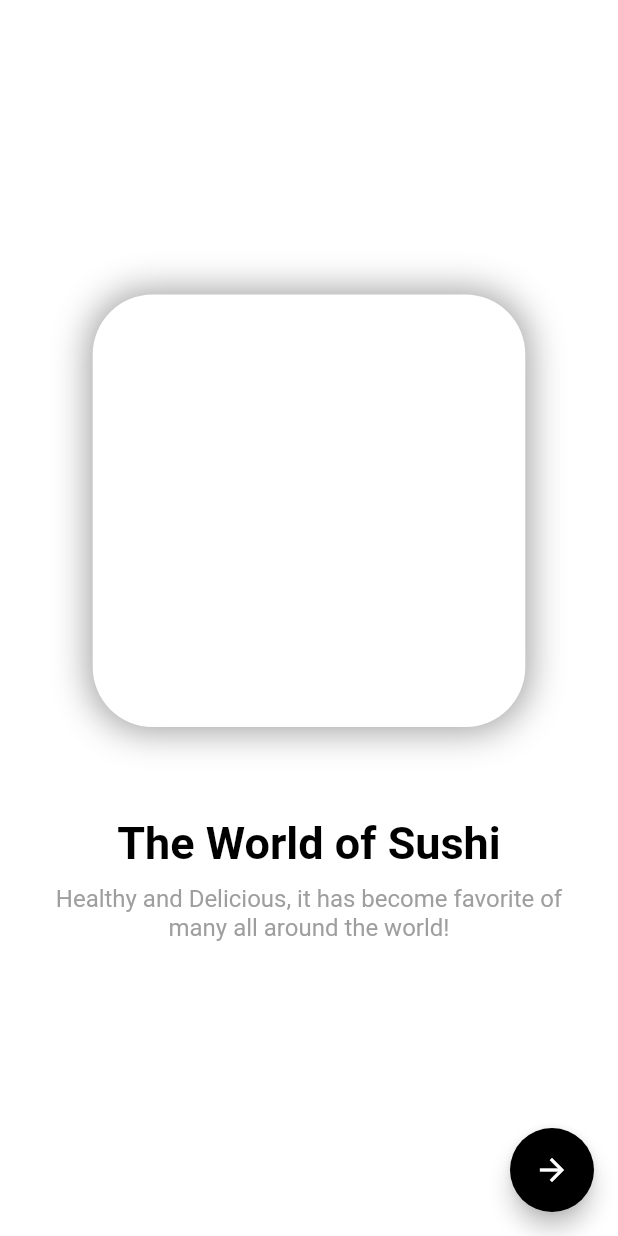
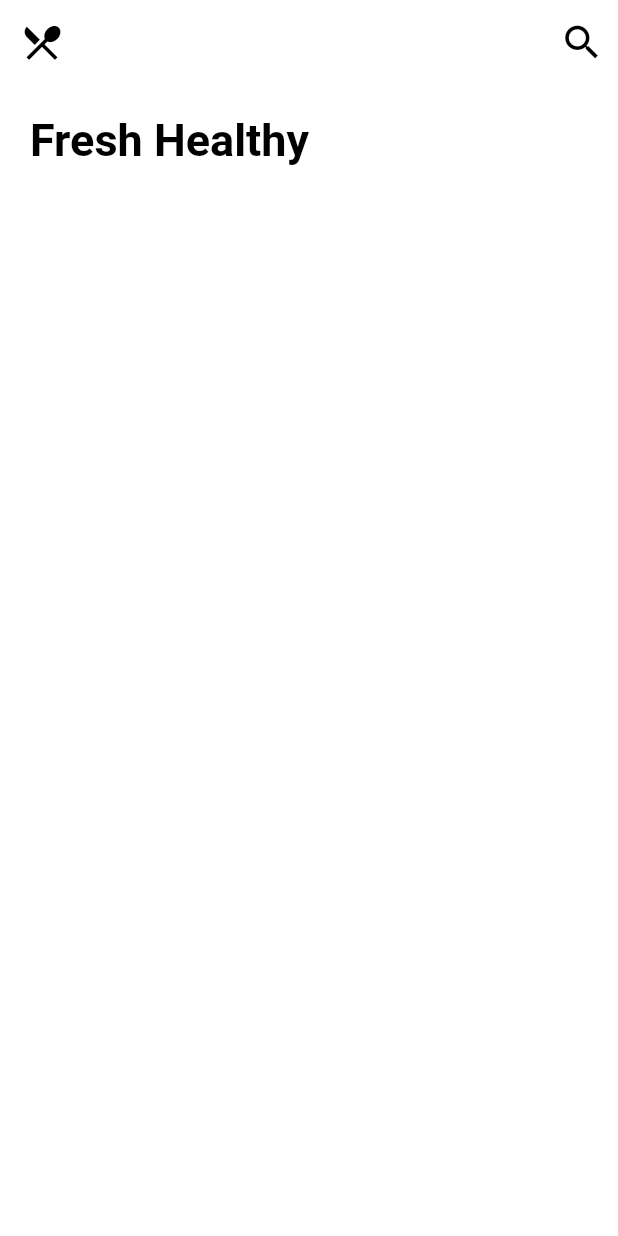
Before and after one commit to codingbbq/flutter_sushi_app, a Flutter app: the screen it shows after launch, after a tap on the "arrow forward" icon, on a phone screen of 412 x 824 dp. Run offline on Flutter 3.47's test engine with Material 2 defaults, Android fonts, the phone set to English and light mode, and no system bars.

Commit message:
PageView for landing page and started with the listing page

```diff
--- a/lib/main.dart
+++ b/lib/main.dart
@@ -1,5 +1,6 @@
 import 'package:flutter/material.dart';
-import 'package:flutter_sushi_app/pages/landing_page.dart';
+import 'package:flutter_sushi_app/pages/landing_page/landing_page.dart';
+import 'package:flutter_sushi_app/pages/listing_page/sushi_listing.dart';
 
 void main() {
   runApp(SushiApp());
@@ -18,6 +19,7 @@ class SushiApp extends StatelessWidget {
       initialRoute: '/',
       routes: {
         '/': (context) => LandingPage(),
+        '/sushiListing': (context) => SushiListingPage(),
       },
     );
   }
--- a/lib/models/landing_data.dart
+++ b/lib/models/landing_data.dart
@@ -17,4 +17,18 @@ SushiLandingData worldOfSushi = SushiLandingData(
   image: "assets/images/01landingPage.png",
 );
 
-List<SushiLandingData> sushiLp = [worldOfSushi];
+SushiLandingData whySushi = SushiLandingData(
+  heading: "Why Sushi?",
+  subheading:
+      "Sushi are a perfect combination of everything that you can ask in a cuisine. Why Sushi?, I say, Why Not?",
+  image: "assets/images/01landingPage.png",
+);
+
+SushiLandingData originSushi = SushiLandingData(
+  heading: "It's Origin",
+  subheading:
+      "The history of sushi began with paddy fields in Southeast Asia, where fish was fermented with rice vinegar, salt and rice, after which the rice was discarded.",
+  image: "assets/images/01landingPage.png",
+);
+
+List<SushiLandingData> sushiLp = [worldOfSushi, whySushi, originSushi];
--- a/lib/pages/landing_page.dart
+++ /dev/null
@@ -1,66 +0,0 @@
-import 'package:flutter/material.dart';
-import 'package:flutter_sushi_app/constants/constants.dart' as CONSTANTS;
-
-class LandingPage extends StatelessWidget {
-  @override
-  Widget build(BuildContext context) {
-    return Scaffold(
-      backgroundColor: Colors.white,
-      body: Container(
-        child: PageView(
-          children: [
-            Container(
-              padding: EdgeInsets.only(
-                left: 30.0,
-                right: 30.0,
-              ),
-              child: Column(
-                mainAxisAlignment: MainAxisAlignment.center,
-                children: [
-                  Container(
-                    width: MediaQuery.of(context).size.width * 0.70,
-                    height: MediaQuery.of(context).size.width * 0.70,
-                    decoration: BoxDecoration(
-                        color: Colors.white,
-                        borderRadius: BorderRadius.circular(40.0),
-                        boxShadow: <BoxShadow>[
-                          BoxShadow(
-                            color: Colors.grey,
-                            blurRadius: 20.0,
-                            spreadRadius: 2.0,
-                          )
-                        ]),
-                  ),
-                  SizedBox(
-                    height: 60.0,
-                  ),
-                  Text(
-                    "The World of Sushi",
-                    style: CONSTANTS.h1,
-                    textAlign: TextAlign.center,
-                  ),
-                  SizedBox(
-                    height: 10.0,
-                  ),
-                  Text(
-                    "Healthy and Delicious, it has become favorite of many all around the world!",
-                    style: TextStyle(
-                      color: CONSTANTS.text,
-                      fontSize: 16.0,
-                    ),
-                    textAlign: TextAlign.center,
-                  )
-                ],
-              ),
-            )
-          ],
-        ),
-      ),
-      floatingActionButton: FloatingActionButton(
-        backgroundColor: CONSTANTS.black,
-        onPressed: () {},
-        child: Icon(Icons.arrow_forward),
-      ),
-    );
-  }
-}
--- /dev/null
+++ b/lib/pages/landing_page/landing_page.dart
@@ -0,0 +1,27 @@
+import 'package:flutter/material.dart';
+import 'package:flutter_sushi_app/constants/constants.dart' as CONSTANTS;
+import 'package:flutter_sushi_app/models/landing_data.dart';
+import 'package:flutter_sushi_app/pages/landing_page/sushi_details.dart';
+
+class LandingPage extends StatelessWidget {
+  @override
+  Widget build(BuildContext context) {
+    return Scaffold(
+      backgroundColor: Colors.white,
+      body: Container(
+        child: PageView.builder(
+          scrollDirection: Axis.horizontal,
+          itemCount: sushiLp.length,
+          itemBuilder: (context, index) => SushiDetails(lp: sushiLp[index]),
+        ),
+      ),
+      floatingActionButton: FloatingActionButton(
+        backgroundColor: CONSTANTS.black,
+        onPressed: () {
+          Navigator.pushNamed(context, '/sushiListing');
+        },
+        child: Icon(Icons.arrow_forward),
+      ),
+    );
+  }
+}
--- /dev/null
+++ b/lib/pages/landing_page/sushi_details.dart
@@ -0,0 +1,56 @@
+import 'package:flutter/material.dart';
+import 'package:flutter_sushi_app/constants/constants.dart' as CONSTANTS;
+import 'package:flutter_sushi_app/models/landing_data.dart';
+
+class SushiDetails extends StatelessWidget {
+  final SushiLandingData lp;
+
+  const SushiDetails({Key key, this.lp}) : super(key: key);
+  @override
+  Widget build(BuildContext context) {
+    return Container(
+      padding: EdgeInsets.only(
+        left: 30.0,
+        right: 30.0,
+      ),
+      child: Column(
+        mainAxisAlignment: MainAxisAlignment.center,
+        children: [
+          Container(
+            width: MediaQuery.of(context).size.width * 0.70,
+            height: MediaQuery.of(context).size.width * 0.70,
+            decoration: BoxDecoration(
+                color: Colors.white,
+                borderRadius: BorderRadius.circular(40.0),
+                boxShadow: <BoxShadow>[
+                  BoxShadow(
+                    color: Colors.grey,
+                    blurRadius: 20.0,
+                    spreadRadius: 2.0,
+                  )
+                ]),
+          ),
+          SizedBox(
+            height: 60.0,
+          ),
+          Text(
+            lp.heading,
+            style: CONSTANTS.h1,
+            textAlign: TextAlign.center,
+          ),
+          SizedBox(
+            height: 10.0,
+          ),
+          Text(
+            lp.subheading,
+            style: TextStyle(
+              color: CONSTANTS.text,
+              fontSize: 16.0,
+            ),
+            textAlign: TextAlign.center,
+          )
+        ],
+      ),
+    );
+  }
+}
--- /dev/null
+++ b/lib/pages/listing_page/sushi_listing.dart
@@ -0,0 +1,44 @@
+import 'package:flutter/material.dart';
+import 'package:flutter_sushi_app/constants/constants.dart' as CONSTANTS;
+
+class SushiListingPage extends StatelessWidget {
+  @override
+  Widget build(BuildContext context) {
+    return Scaffold(
+      backgroundColor: Colors.white,
+      appBar: AppBar(
+        backgroundColor: Colors.white,
+        shadowColor: Colors.transparent,
+        leading: IconButton(
+          icon: Icon(
+            Icons.restaurant_menu,
+            color: CONSTANTS.black,
+          ),
+          iconSize: 30.0,
+          onPressed: () {},
+        ),
+        actions: [
+          IconButton(
+            icon: Icon(
+              Icons.search,
+              color: CONSTANTS.black,
+            ),
+            iconSize: 30.0,
+            onPressed: () {},
+          )
+        ],
+      ),
+      body: Container(
+        padding: EdgeInsets.all(20.0),
+        child: Column(
+          children: [
+            Text(
+              "Fresh Healthy",
+              style: CONSTANTS.h1,
+            )
+          ],
+        ),
+      ),
+    );
+  }
+}
```
